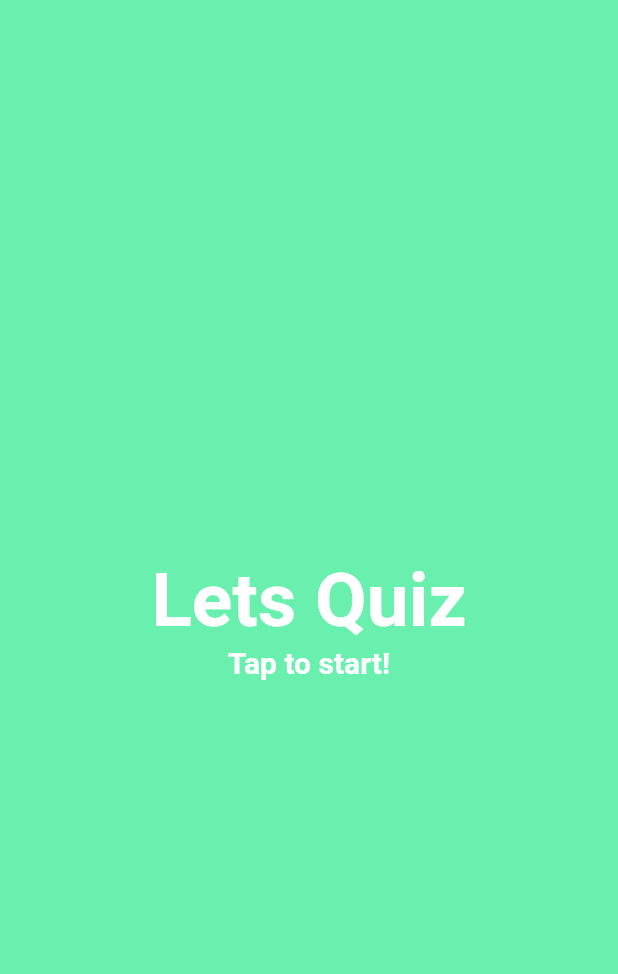
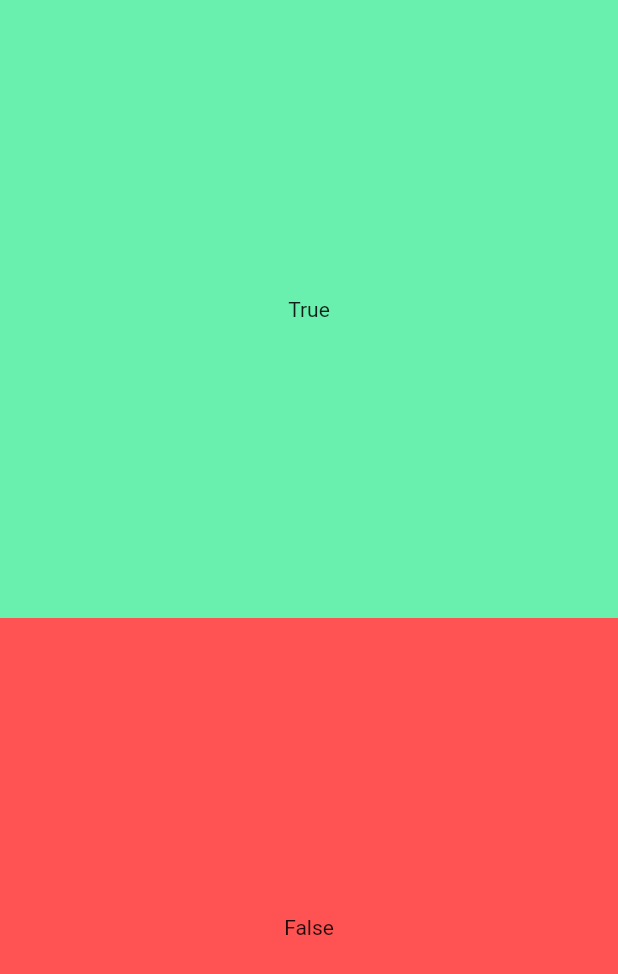
Before and after one commit to hannahlim213/flutter-tutorials, a Flutter app: the screen it shows after launch, on a phone screen of 412 x 824 dp. Shown: the top 974 px of the screen. Run offline on Flutter 3.47's test engine with Material 2 defaults, Android fonts, the phone set to English and light mode, and no system bars.

Commit message:
True and false button

```diff
--- a/myapp/lib/main.dart
+++ b/myapp/lib/main.dart
@@ -1,7 +1,9 @@
 import 'package:flutter/material.dart';
 import './pages/Landing_page.dart';
+import './pages//quiz_page.dart';
+
 void main() {
   runApp( new MaterialApp(
-    home: new LandingPage(),
+    home: new QuizPage(),
   ));
 }
--- /dev/null
+++ b/myapp/lib/pages/quiz_page.dart
@@ -0,0 +1,50 @@
+import 'package:flutter/material.dart';
+
+// import '../utils/questions.dart';
+// import '../utils/quiz.dart';
+
+class QuizPage extends StatefulWidget {
+  @override
+  State createState() => new QuizPageState();
+}
+
+class QuizPageState extends State<QuizPage> {
+  @override
+  Widget build(BuildContext context) {
+    return new Stack(
+      children: <Widget>[
+        new Column(
+          //This is our main page
+          children: <Widget>[
+            new Expanded( // true button
+              child: new Material(
+                color: Colors.greenAccent,
+                child: new InkWell(
+                  onTap: () => print("you answered true"),
+                  child: new Center(
+                      child: new Container(
+                    child: new Text("True"),
+                    )
+                  ),
+                ),
+              ),
+            ),
+             new Expanded( // true button
+              child: new Material(
+                color: Colors.redAccent,
+                child: new InkWell(
+                  onTap: () => print("you answered false"),
+                  child: new Center(
+                      child: new Container(
+                    child: new Text("False"),
+                    )
+                  ),
+                ),
+              ),
+            )
+          ],
+        ),
+      ],
+    );
+  }
+}
--- a/myapp/lib/utils/questions.dart
+++ b/myapp/lib/utils/questions.dart
@@ -1,6 +1,6 @@
 class Question {
-  String question;
-  bool answer;
+  final String question;
+  final bool answer;
 
   Question(this.question, this.answer);
 }
```
Also changed, not shown: myapp/lib/utils/quiz.dart (added, +28 -0 lines), myapp/lib/UI/answer_button.dart (added).
